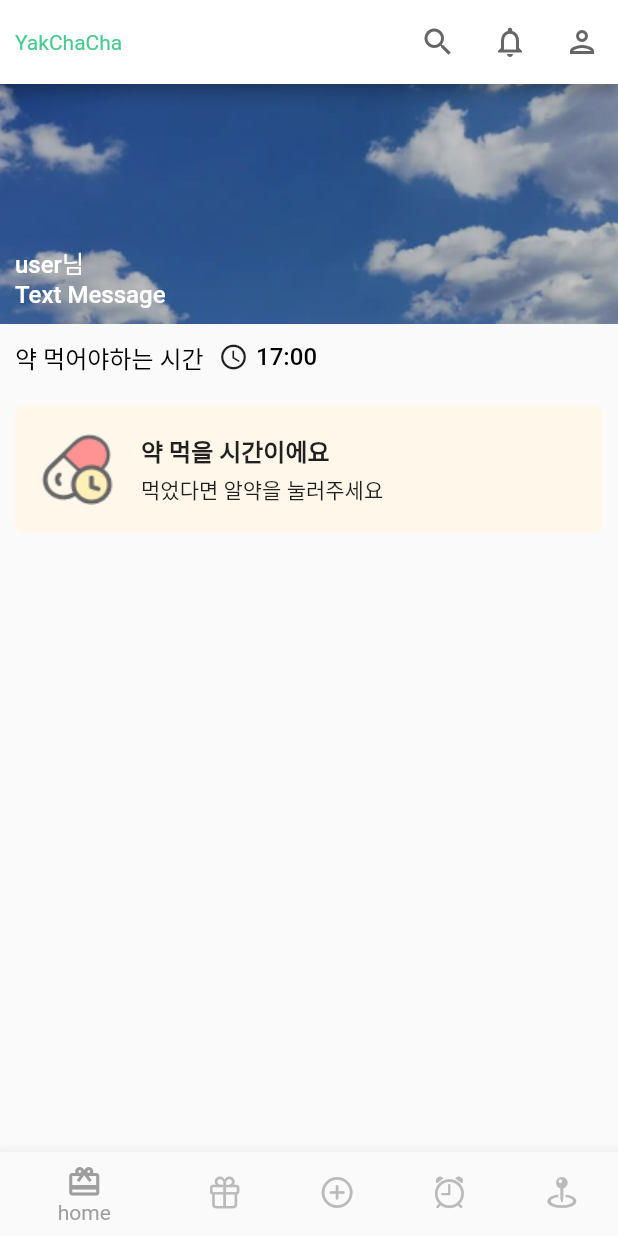
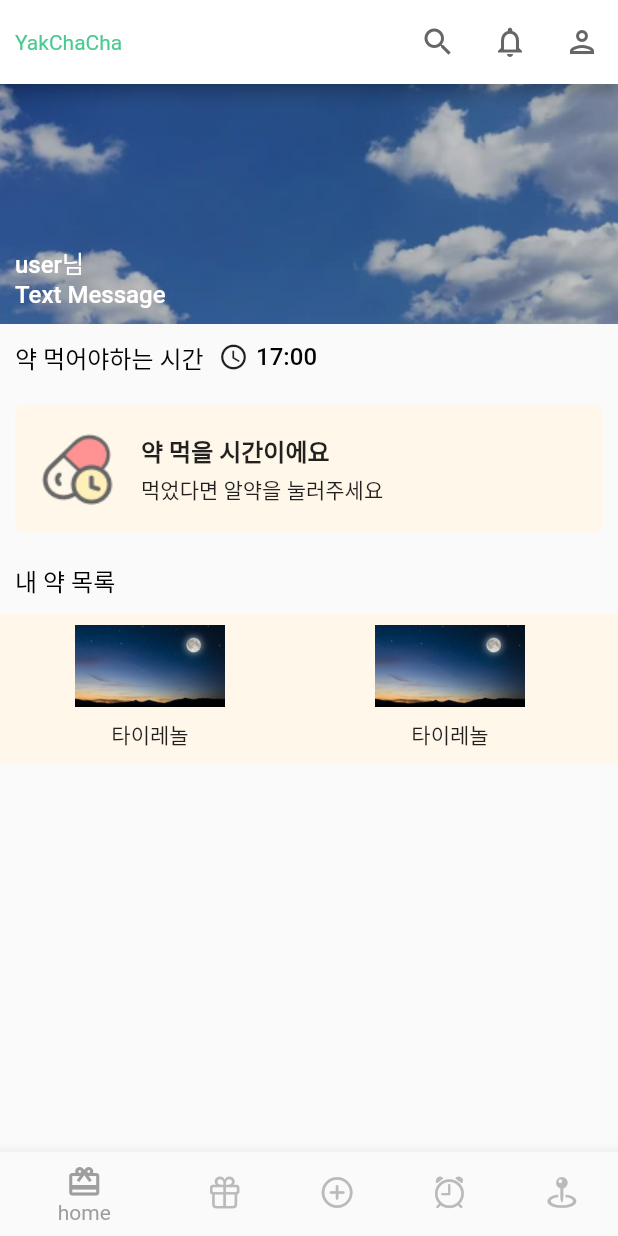
Before and after one commit to AI-FOR-ALL-I/YakChaCha, a Flutter app: the screen it shows after launch, on a phone screen of 412 x 824 dp. Run offline on Flutter 3.47's test engine with Material 2 defaults, Android fonts, the phone set to English and light mode, and no system bars; missing offline and left inert: dart:html, kakao_flutter_sdk.

Commit message:
[S08P22A803-141] Feat: 내 약 목록 컴포넌트 만들기

```diff
--- a/frontend/lib/screens/home_page.dart
+++ b/frontend/lib/screens/home_page.dart
@@ -3,6 +3,10 @@ import 'package:frontend/widgets/main/eat_check_button.dart';
 import 'package:frontend/widgets/main/time_header.dart';
 
 class HomePage extends StatelessWidget {
+  // final List<Map<String, String>> myList = [
+  //   {'title': 'title1'},
+  //   {'title': 'title2'},
+  // ];
   const HomePage({Key? key}) : super(key: key);
 
   @override
@@ -11,12 +15,12 @@ class HomePage extends StatelessWidget {
       body: Padding(
         padding: const EdgeInsets.all(0.0),
         child: ListView(
-          children: const [
-            TimeHeader(
+          children: [
+            const TimeHeader(
               nickname: 'user',
               timeline: 0,
             ),
-            Row(
+            const Row(
               children: [
                 Padding(
                   padding: EdgeInsets.all(10.0),
@@ -43,10 +47,44 @@ class HomePage extends StatelessWidget {
               ],
             ),
             // 시간 다가오는지 여부에 따라 활성화?
-            Padding(
+            const Padding(
               padding: EdgeInsets.all(10.0),
               child: EatCheckButton(),
-            )
+            ),
+            const Padding(
+              padding: EdgeInsets.all(10.0),
+              child: Text(
+                "내 약 목록",
+                style: TextStyle(
+                    color: Colors.black,
+                    fontWeight: FontWeight.w500,
+                    fontSize: 16.0),
+              ),
+            ),
+            SizedBox(
+              height: 100,
+              child: ListView.builder(
+                  scrollDirection: Axis.horizontal,
+                  itemCount: 3,
+                  itemBuilder: (BuildContext context, int index) {
+                    return SizedBox(
+                      width: 200.0,
+                      height: 200.0,
+                      child: Container(
+                        decoration: const BoxDecoration(
+                          color: Color(0xFFFFF8EA),
+                        ),
+                        child: Column(
+                          children: [
+                            Image.asset('assets/images/night.png',
+                                width: 100, height: 70, fit: BoxFit.fitWidth),
+                            const Text('타이레놀'),
+                          ],
+                        ),
+                      ),
+                    );
+                  }),
+            ),
           ],
         ),
       ),
```
